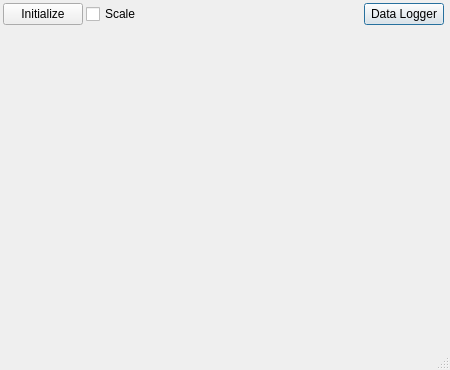
This is utilities/templates/dio_sensor.ui in csparkresearch/KuttyPy-GUI as Qt 5 draws it before an edit. The edited form follows.
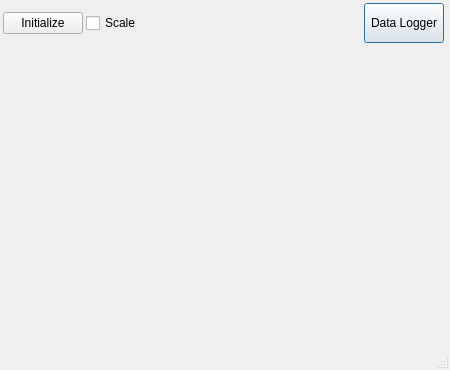
This is the edited form. Icons and pictures are not drawn. Custom widgets are drawn as their Qt base class.

Diff of the .ui file:
```diff
--- a/utilities/templates/dio_sensor.ui
+++ b/utilities/templates/dio_sensor.ui
@@ -52,6 +52,12 @@
    </item>
    <item row="0" column="3">
     <widget class="QPushButton" name="switcher">
+     <property name="minimumSize">
+      <size>
+       <width>0</width>
+       <height>40</height>
+      </size>
+     </property>
      <property name="text">
       <string>Data Logger</string>
      </property>
```
Left out of the diff: 26 changed lines with no effect on the pictures.
